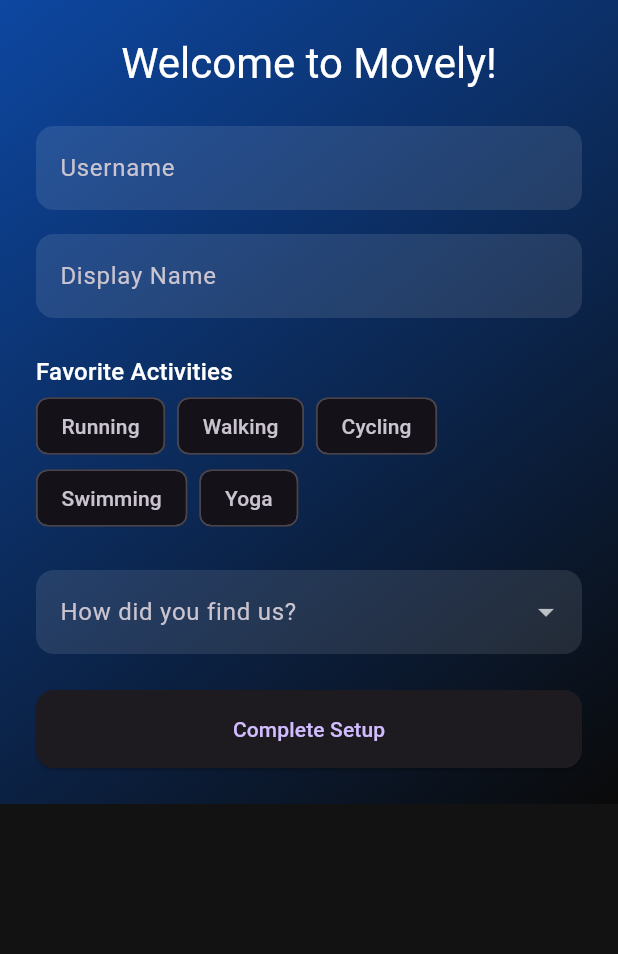
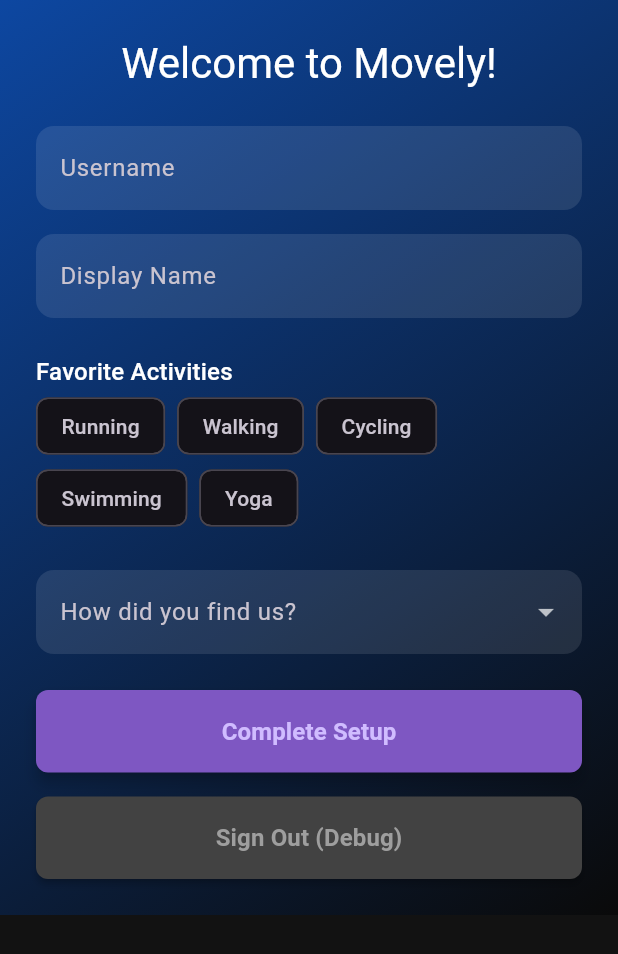
Before and after one commit to Cikle/Movely, a Flutter app: the screen it shows once a user with an empty profile is signed in, on a phone screen of 412 x 824 dp. Shown: the top 954 px of the screen. Run offline on Flutter 3.47's test engine with Material 3 defaults, Android fonts, the phone set to English and light mode, and no system bars; our stand-ins replace supabase_flutter; accounts and stored records are empty.

Commit message:
feat: Fix registration flow and add sign out button with styled UI

```diff
--- a/movely/lib/screens/onboarding_screen.dart
+++ b/movely/lib/screens/onboarding_screen.dart
@@ -160,11 +160,43 @@ class _OnboardingScreenState extends State<OnboardingScreen> {
                 const SizedBox(height: 24),
                 ElevatedButton(
                   onPressed: _completeOnboarding,
-                  child: const Text('Complete Setup'),
                   style: ElevatedButton.styleFrom(
+                    backgroundColor: Colors.deepPurple.shade400,
                     padding: const EdgeInsets.symmetric(vertical: 16),
+                    minimumSize: const Size(double.infinity, 50),
+                    elevation: 4,
                     shape: RoundedRectangleBorder(
-                      borderRadius: BorderRadius.circular(12),
+                      borderRadius: BorderRadius.circular(8),
+                    ),
+                  ),
+                  child: const Text(
+                    'Complete Setup',
+                    style: TextStyle(
+                      fontWeight: FontWeight.w600,
+                      fontSize: 16,
+                    ),
+                  ),
+                ),
+                const SizedBox(height: 16),
+                ElevatedButton(
+                  onPressed: () async {
+                    await Supabase.instance.client.auth.signOut();
+                  },
+                  style: ElevatedButton.styleFrom(
+                    backgroundColor: Colors.grey.shade800,
+                    padding: const EdgeInsets.symmetric(vertical: 16),
+                    minimumSize: const Size(double.infinity, 50),
+                    elevation: 2,
+                    shape: RoundedRectangleBorder(
+                      borderRadius: BorderRadius.circular(8),
+                    ),
+                  ),
+                  child: const Text(
+                    'Sign Out (Debug)',
+                    style: TextStyle(
+                      fontWeight: FontWeight.w600,
+                      fontSize: 16,
+                      color: Colors.grey,
                     ),
                   ),
                 ),
--- a/movely/lib/screens/register_screen.dart
+++ b/movely/lib/screens/register_screen.dart
@@ -1,6 +1,7 @@
 import 'package:flutter/material.dart';
 import 'package:supabase_flutter/supabase_flutter.dart';
 import 'package:movely/services/activity_service.dart';
+import 'package:movely/screens/onboarding_screen.dart';
 
 class RegisterScreen extends StatefulWidget {
   final ActivityService activityService;
@@ -72,6 +73,17 @@ class _RegisterScreenState extends State<RegisterScreen> {
 
       if (response.session == null) {
         throw Exception('Verification failed');
+      }
+
+      // Navigate to onboarding after successful verification
+      if (mounted) {
+        Navigator.of(context).pushReplacement(
+          MaterialPageRoute(
+            builder: (context) => OnboardingScreen(
+              activityService: widget.activityService,
+            ),
+          ),
+        );
       }
     } catch (error) {
       ScaffoldMessenger.of(context).showSnackBar(
```
